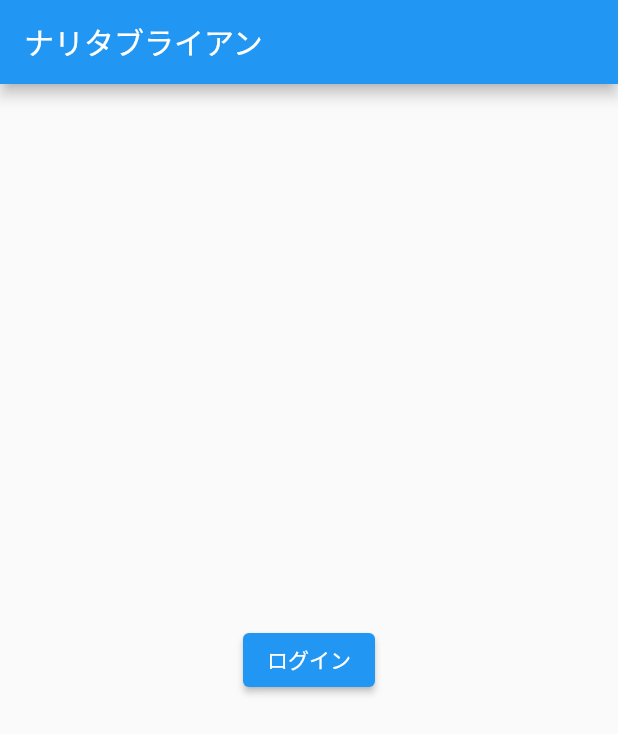
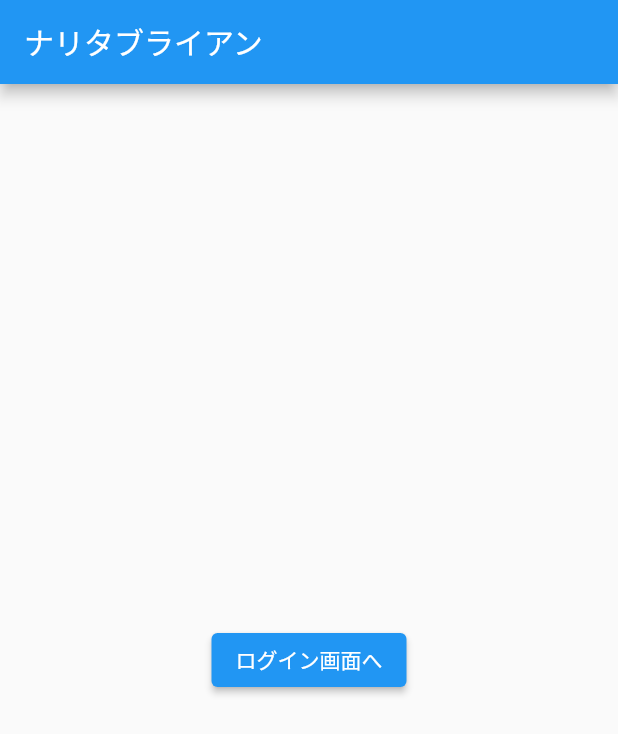
Before and after one commit to yattinda/flutter2_firebase, a Flutter app: the screen it shows after launch, on a phone screen of 412 x 824 dp. Shown: the top 734 px of the screen. Run offline on Flutter 3.47's test engine with Material 2 defaults, Android fonts, the phone set to English and light mode, and no system bars; our stand-ins replace firebase_auth, firebase_core, google_sign_in; accounts and stored records are empty.

Commit message:
Change button text

```diff
--- a/lib/main.dart
+++ b/lib/main.dart
@@ -38,7 +38,7 @@ class HomePage extends StatelessWidget {
           mainAxisAlignment: MainAxisAlignment.center,
           children: <Widget>[
             ElevatedButton(
-                child: Text('ログイン'),
+                child: Text('ログイン画面へ'),
                 onPressed: () async {
                   await Navigator.of(context).push(
                     MaterialPageRoute(builder: (context) {
```
